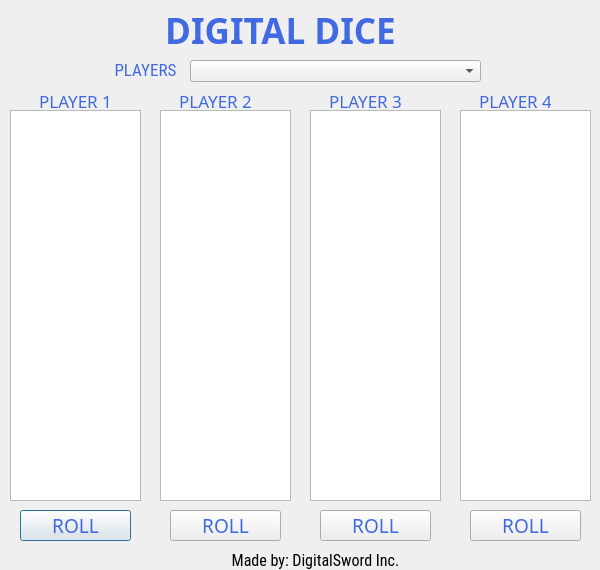
This is GUI/Digital Dice.ui in sarimbinwaseem/DigitalDice as Qt 5 draws it before an edit. The edited form follows.
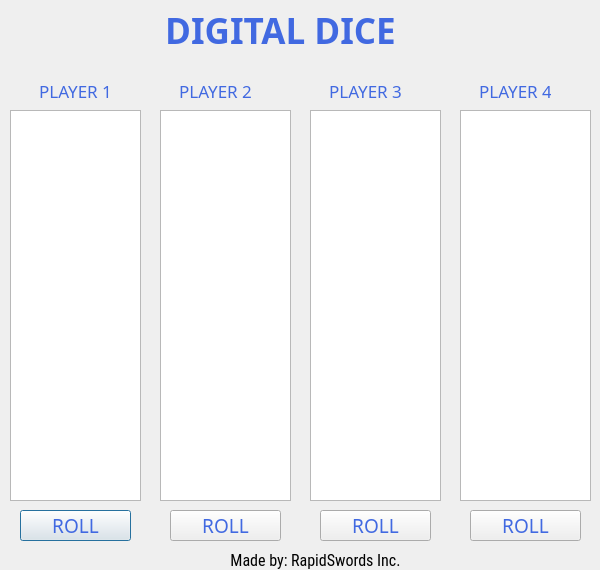
This is the edited form.

Patch:
```diff
--- a/GUI/Digital Dice.ui
+++ b/GUI/Digital Dice.ui
@@ -61,49 +61,11 @@
     <bool>false</bool>
    </property>
   </widget>
-  <widget class="QComboBox" name="playerCount">
-   <property name="geometry">
-    <rect>
-     <x>190</x>
-     <y>60</y>
-     <width>291</width>
-     <height>22</height>
-    </rect>
-   </property>
-  </widget>
-  <widget class="QLabel" name="playersLabel">
-   <property name="geometry">
-    <rect>
-     <x>110</x>
-     <y>60</y>
-     <width>71</width>
-     <height>21</height>
-    </rect>
-   </property>
-   <property name="font">
-    <font>
-     <family>Roboto Condensed</family>
-     <pointsize>13</pointsize>
-    </font>
-   </property>
-   <property name="styleSheet">
-    <string notr="true">color: royalblue;</string>
-   </property>
-   <property name="text">
-    <string>PLAYERS</string>
-   </property>
-   <property name="alignment">
-    <set>Qt::AlignCenter</set>
-   </property>
-   <property name="wordWrap">
-    <bool>false</bool>
-   </property>
-  </widget>
   <widget class="QLabel" name="player1Label">
    <property name="geometry">
     <rect>
      <x>40</x>
-     <y>90</y>
+     <y>80</y>
      <width>71</width>
      <height>21</height>
     </rect>
@@ -131,7 +93,7 @@
    <property name="geometry">
     <rect>
      <x>180</x>
-     <y>90</y>
+     <y>80</y>
      <width>71</width>
      <height>21</height>
     </rect>
@@ -159,7 +121,7 @@
    <property name="geometry">
     <rect>
      <x>330</x>
-     <y>90</y>
+     <y>80</y>
      <width>71</width>
      <height>21</height>
     </rect>
@@ -187,7 +149,7 @@
    <property name="geometry">
     <rect>
      <x>480</x>
-     <y>90</y>
+     <y>80</y>
      <width>71</width>
      <height>21</height>
     </rect>
@@ -367,7 +329,7 @@
     </font>
    </property>
    <property name="text">
-    <string>Made by: DigitalSword Inc.</string>
+    <string>Made by: RapidSwords Inc.</string>
    </property>
    <property name="alignment">
     <set>Qt::AlignCenter</set>
```
